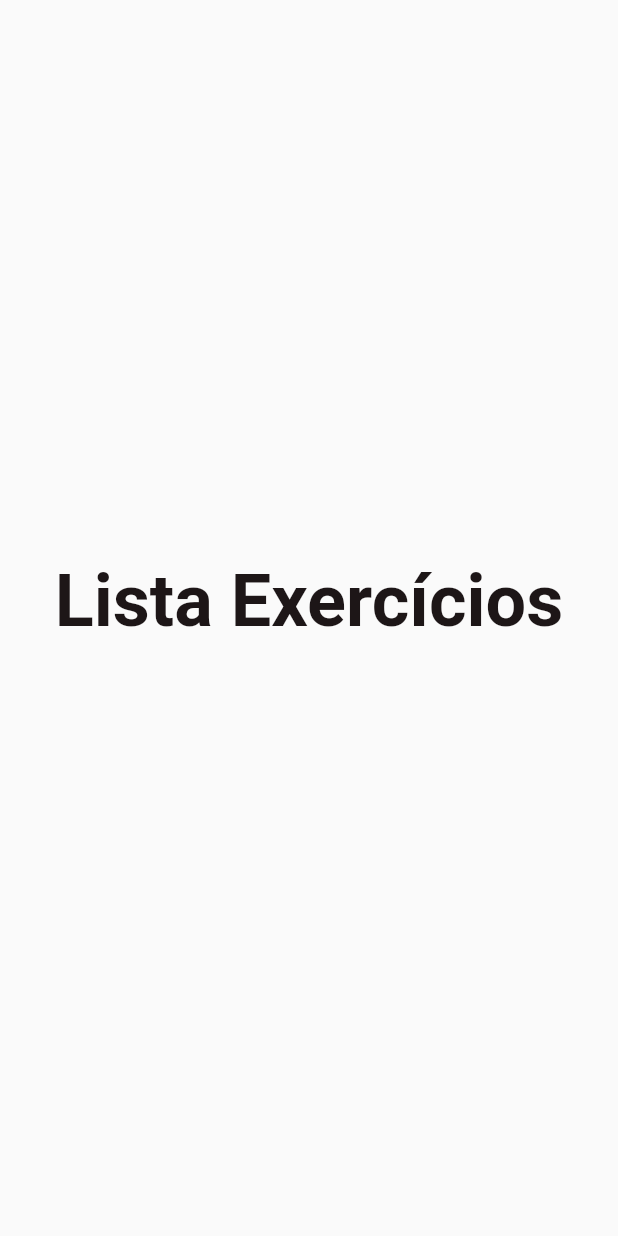
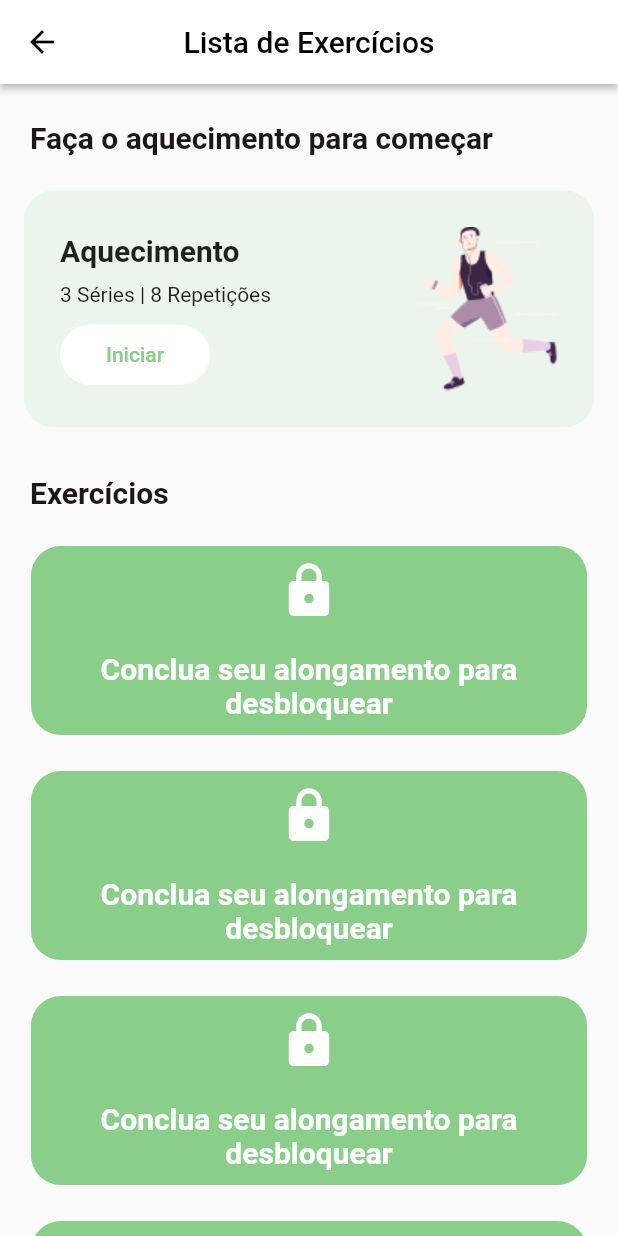
Before and after one commit to Agencia-Brawn/app-oncoativ, a Flutter app: the ListaExercicios screen opened by its route, on a phone screen of 412 x 824 dp. Run offline on Flutter 3.47's test engine with Material 2 defaults, Android fonts, the phone set to English and light mode, and no system bars; our stand-ins replace get.

Commit message:
Tela Lista de Exercícios

```diff
--- /dev/null
+++ b/lib/app/core/ui/widgets/oncoativ_card_exercicio.dart
@@ -0,0 +1,85 @@
+import 'package:flutter/material.dart';
+
+class OncoativCardExercicios extends StatelessWidget {
+  final VoidCallback? onPressed;
+  final String tituloExercicio;
+  final String subtituloExercicio;
+  final String imagemTreino;
+
+  const OncoativCardExercicios({
+    Key? key,
+    required this.onPressed,
+    required this.tituloExercicio,
+    required this.subtituloExercicio,
+    required this.imagemTreino,
+  }) : super(key: key);
+
+  @override
+  Widget build(BuildContext context) {
+    return Padding(
+      padding: const EdgeInsets.only(left: 16.0, right: 16.0),
+      child: Container(
+        decoration: BoxDecoration(
+          color: const Color(0x2089CF89),
+          borderRadius: BorderRadius.circular(20),
+        ),
+        child: Padding(
+          padding: const EdgeInsets.all(24.0),
+          child: Row(
+            mainAxisAlignment: MainAxisAlignment.spaceBetween,
+            children: <Widget>[
+              Column(
+                crossAxisAlignment: CrossAxisAlignment.start,
+                children: <Widget>[
+                  Text(
+                    tituloExercicio,
+                    maxLines: 2,
+                    textAlign: TextAlign.start,
+                    style: const TextStyle(fontSize: 20, fontWeight: FontWeight.bold),
+                  ),
+                  const SizedBox(
+                    height: 10,
+                  ),
+                  Text(
+                    subtituloExercicio,
+                    textAlign: TextAlign.start,
+                    style: const TextStyle(fontSize: 14),
+                  ),
+                  const SizedBox(
+                    height: 12,
+                  ),
+                  Container(
+                    width: 100,
+                    height: 40,
+                    decoration: BoxDecoration(
+                      borderRadius: BorderRadius.circular(20),
+                    ),
+                    child: ElevatedButton(
+                      onPressed: () {},
+                      style: ElevatedButton.styleFrom(
+                        primary: Colors.white,
+                        shadowColor: Colors.transparent,
+                        shape: RoundedRectangleBorder(
+                          borderRadius: BorderRadius.circular(20),
+                        ),
+                      ),
+                      child: const Text(
+                        'Iniciar',
+                        style: TextStyle(color: Color(0xFF89CF89),),
+                      ),
+                    ),
+                  ),
+                ],
+              ),
+              Column(
+                children: <Widget>[
+                  Image(image: AssetImage(imagemTreino)),
+                ],
+              )
+            ],
+          ),
+        ),
+      ),
+    );
+  }
+}
--- /dev/null
+++ b/lib/app/core/ui/widgets/oncoativ_card_exercicio_bloqueado.dart
@@ -0,0 +1,61 @@
+import 'package:flutter/material.dart';
+
+class OncoativCardExerciciosBloqueado extends StatelessWidget {
+  final VoidCallback? onPressed;
+  final String tituloExercicio;
+  final String subtituloExercicio;
+  final String imagemTreino;
+
+  const OncoativCardExerciciosBloqueado({
+    Key? key,
+    required this.onPressed,
+    required this.tituloExercicio,
+    required this.subtituloExercicio,
+    required this.imagemTreino,
+  }) : super(key: key);
+
+  @override
+  Widget build(BuildContext context) {
+    return Padding(
+      padding: const EdgeInsets.only(left: 16.0, right: 16.0),
+      child: Row(
+        mainAxisAlignment: MainAxisAlignment.center,
+        crossAxisAlignment: CrossAxisAlignment.center,
+        children: <Widget>[
+          Container(
+            decoration: BoxDecoration(
+              color: const Color(0xFF89CF89),
+              borderRadius: BorderRadius.circular(20),
+            ),
+            width: MediaQuery.of(context).size.width * 0.9,
+            child: Column(
+              crossAxisAlignment: CrossAxisAlignment.center,
+              mainAxisAlignment: MainAxisAlignment.center,
+              children: <Widget>[
+                const Padding(
+                  padding: EdgeInsets.all(10.0),
+                  child: Icon(
+                    Icons.lock,
+                    size: 40,
+                    color: Colors.white,
+                  ),
+                ),
+                Padding(
+                  padding: const EdgeInsets.all(10.0),
+                  child: Text(
+                    tituloExercicio,
+                    textAlign: TextAlign.center,
+                    style: const TextStyle(
+                        color: Colors.white,
+                        fontSize: 20,
+                        fontWeight: FontWeight.bold),
+                  ),
+                ),
+              ],
+            ),
+          ),
+        ],
+      ),
+    );
+  }
+}
--- a/lib/app/modules/exercicios/lista_exercicios_page.dart
+++ b/lib/app/modules/exercicios/lista_exercicios_page.dart
@@ -1,32 +1,115 @@
 import 'package:flutter/material.dart';
+import 'package:oncoativ/app/core/ui/widgets/oncoativ_appbar.dart';
+import 'package:oncoativ/app/core/ui/widgets/oncoativ_card_exercicio.dart';
+import 'package:oncoativ/app/core/ui/widgets/oncoativ_card_exercicio_bloqueado.dart';
 
 class ListaExercicios extends StatelessWidget {
   const ListaExercicios({Key? key}) : super(key: key);
 
   @override
   Widget build(BuildContext context) {
-    return  Scaffold(
-      body: Stack(
-        children: [
-          Align(
-            alignment: Alignment.center,
-            child: Column(
-              mainAxisAlignment: MainAxisAlignment.center,
+    return Scaffold(
+      appBar: OncoativAppBar(
+        title: const Text(
+          'Lista de Exercícios',
+          style: TextStyle(color: Colors.black),
+        ),
+      ),
+      body: SingleChildScrollView(
+        child: Stack(
+          children: [
+            Column(
+              crossAxisAlignment: CrossAxisAlignment.start,
               children: [
-                const Text(
-                  'Lista Exercícios',
-                  style: TextStyle(
-                      color: Color(0xFF1D1617),
-                      fontWeight: FontWeight.bold,
-                      fontSize: 48),
+                const SizedBox(
+                  height: 24,
+                ),
+                const Padding(
+                  padding: EdgeInsets.only(left: 20.0),
+                  child: Text(
+                    'Faça o aquecimento para começar',
+                    textAlign: TextAlign.start,
+                    style: TextStyle(
+                        color: Color(0xFF1D1617),
+                        fontWeight: FontWeight.bold,
+                        fontSize: 20),
+                  ),
                 ),
                 const SizedBox(
                   height: 24,
                 ),
+                OncoativCardExercicios(
+                  tituloExercicio: 'Aquecimento',
+                  subtituloExercicio: '3 Séries | 8 Repetições',
+                  imagemTreino: 'assets/images/homem-correndo.png',
+                  onPressed: () {},
+                ),
+                const SizedBox(
+                  height: 32,
+                ),
+                const Padding(
+                  padding: EdgeInsets.only(left: 20.0),
+                  child: Text(
+                    'Exercícios',
+                    textAlign: TextAlign.start,
+                    style: TextStyle(
+                        color: Color(0xFF1D1617),
+                        fontWeight: FontWeight.bold,
+                        fontSize: 20),
+                  ),
+                ),
+                const SizedBox(
+                  height: 24,
+                ),
+                OncoativCardExerciciosBloqueado(
+                  tituloExercicio: 'Conclua seu alongamento para desbloquear',
+                  subtituloExercicio: '3 Séries | 8 Repetições',
+                  imagemTreino: 'assets/images/homem-correndo.png',
+                  onPressed: () {},
+                ),
+                const SizedBox(
+                  height: 24,
+                ),
+                OncoativCardExerciciosBloqueado(
+                  tituloExercicio: 'Conclua seu alongamento para desbloquear',
+                  subtituloExercicio: '3 Séries | 8 Repetições',
+                  imagemTreino: 'assets/images/homem-correndo.png',
+                  onPressed: () {},
+                ),
+                const SizedBox(
+                  height: 24,
+                ),
+                OncoativCardExerciciosBloqueado(
+                  tituloExercicio: 'Conclua seu alongamento para desbloquear',
+                  subtituloExercicio: '3 Séries | 8 Repetições',
+                  imagemTreino: 'assets/images/homem-correndo.png',
+                  onPressed: () {},
+                ),
+                const SizedBox(
+                  height: 24,
+                ),
+                OncoativCardExerciciosBloqueado(
+                  tituloExercicio: 'Conclua seu alongamento para desbloquear',
+                  subtituloExercicio: '3 Séries | 8 Repetições',
+                  imagemTreino: 'assets/images/homem-correndo.png',
+                  onPressed: () {},
+                ),
+                const SizedBox(
+                  height: 24,
+                ),
+                // OncoativCardExercicios(
+                //   tituloExercicio: 'Rotação de tronco',
+                //   subtituloExercicio: '3 Séries | 8 Repetições',
+                //   imagemTreino: 'assets/images/homem-correndo.png',
+                //   onPressed: () {},
+                // ),
+                const SizedBox(
+                  height: 24,
+                ),
               ],
-            ),
-          )
-        ],
+            )
+          ],
+        ),
       ),
     );
   }
```
